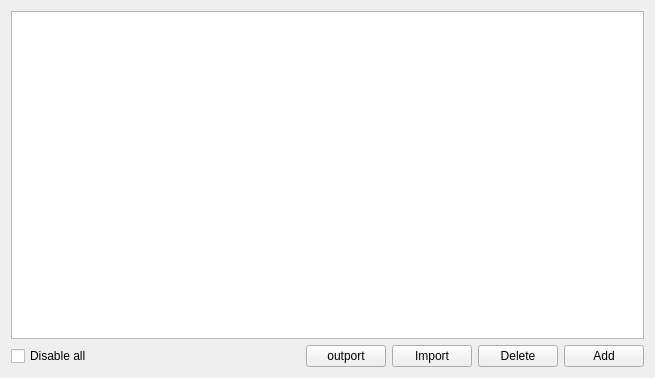
Qt form src/debuggers/debugger/plugins/automaticallyresponse/SAKPluginAutomaticallyResponse.ui (x-tools-author/x-tools) before a commit.
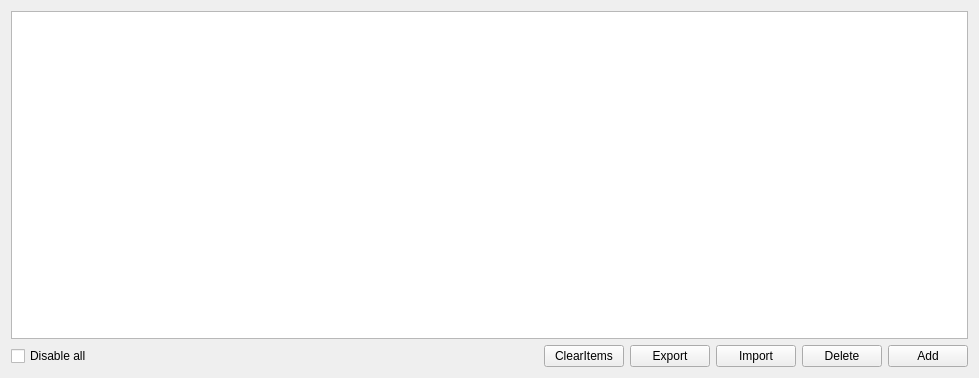
The same form after that commit.

What changed in the file:
```diff
--- a/src/debuggers/debugger/plugins/automaticallyresponse/SAKPluginAutomaticallyResponse.ui
+++ b/src/debuggers/debugger/plugins/automaticallyresponse/SAKPluginAutomaticallyResponse.ui
@@ -6,7 +6,7 @@
    <rect>
     <x>0</x>
     <y>0</y>
-    <width>655</width>
+    <width>979</width>
     <height>378</height>
    </rect>
   </property>
@@ -14,10 +14,10 @@
    <string>Auto response settings</string>
   </property>
   <layout class="QGridLayout" name="gridLayout">
-   <item row="1" column="5">
-    <widget class="QPushButton" name="addItemPushButton">
+   <item row="1" column="4">
+    <widget class="QPushButton" name="importPushButton">
      <property name="text">
-      <string>Add</string>
+      <string>Import</string>
      </property>
     </widget>
    </item>
@@ -28,16 +28,16 @@
      </property>
     </widget>
    </item>
-   <item row="0" column="0" colspan="6">
+   <item row="1" column="6">
+    <widget class="QPushButton" name="addItemPushButton">
+     <property name="text">
+      <string>Add</string>
+     </property>
+    </widget>
+   </item>
+   <item row="0" column="0" colspan="7">
     <widget class="QListWidget" name="listWidget"/>
    </item>
-   <item row="1" column="4">
-    <widget class="QPushButton" name="deleteItemPushButton">
-     <property name="text">
-      <string>Delete</string>
-     </property>
-    </widget>
-   </item>
    <item row="1" column="1">
     <widget class="QLabel" name="msgLabel">
      <property name="sizePolicy">
@@ -51,17 +51,24 @@
      </property>
     </widget>
    </item>
-   <item row="1" column="2">
-    <widget class="QPushButton" name="outportPushButton">
+   <item row="1" column="5">
+    <widget class="QPushButton" name="deleteItemPushButton">
      <property name="text">
-      <string>outport</string>
+      <string>Delete</string>
      </property>
     </widget>
    </item>
    <item row="1" column="3">
-    <widget class="QPushButton" name="importPushButton">
+    <widget class="QPushButton" name="outportPushButton">
      <property name="text">
-      <string>Import</string>
+      <string>Export</string>
+     </property>
+    </widget>
+   </item>
+   <item row="1" column="2">
+    <widget class="QPushButton" name="clearItemsPushButton">
+     <property name="text">
+      <string>ClearItems</string>
      </property>
     </widget>
    </item>
```
Left out of the diff: 2 changed lines with no effect on the pictures.
